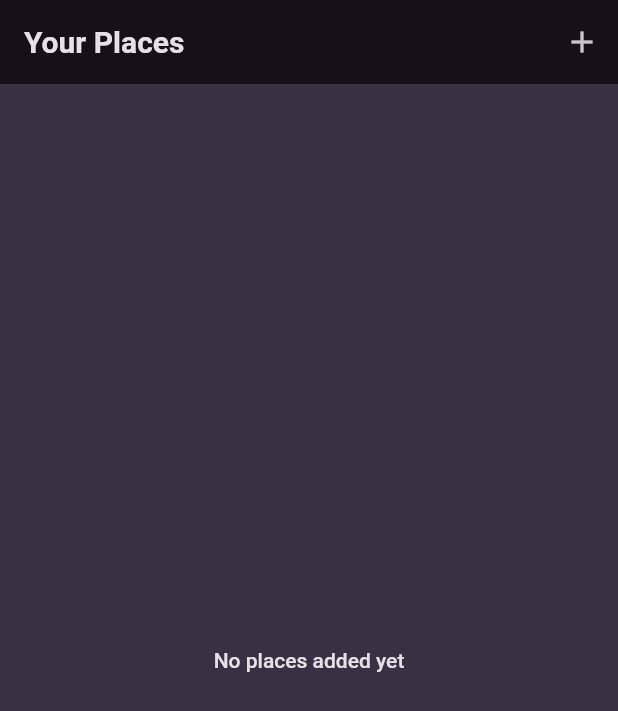
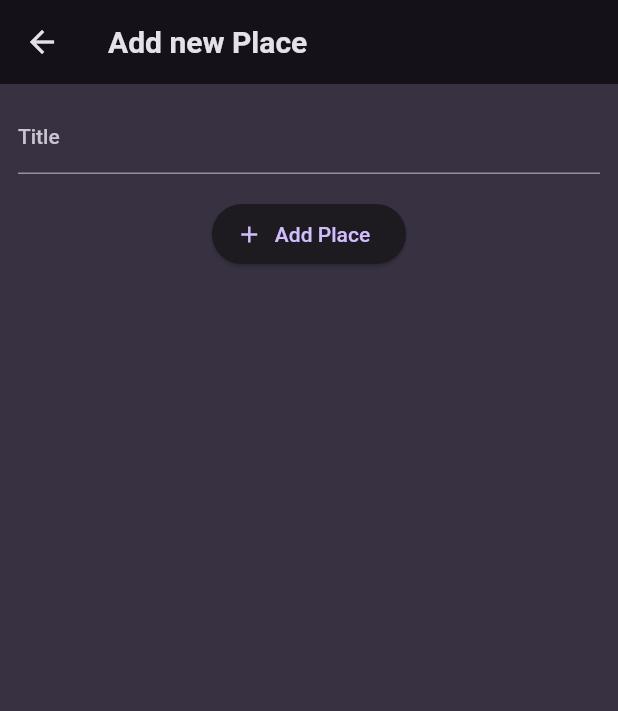
Before and after one commit to Vipul-Thapliyal/Flutter_course_sec_13_favorite_place_app, a Flutter app: the screen it shows after launch, after a tap on the "add" icon, on a phone screen of 412 x 824 dp. Shown: the top 711 px of the screen. Run offline on Flutter 3.47's test engine with Material 2 defaults, Android fonts, the phone set to English and light mode, and no system bars; our stand-ins replace flutter_riverpod, google_fonts.

Commit message:
Start with 238

```diff
--- a/lib/main.dart
+++ b/lib/main.dart
@@ -1,7 +1,8 @@
+import 'package:flutter/material.dart';
+import 'package:flutter_riverpod/flutter_riverpod.dart';
+import 'package:google_fonts/google_fonts.dart';
+
 import 'package:favorite_place_app_section_13/screens/places.dart';
-import 'package:flutter/material.dart';
-
-import 'package:google_fonts/google_fonts.dart';
 
 final colorScheme = ColorScheme.fromSeed(
   brightness: Brightness.dark,
@@ -28,7 +29,9 @@ final theme = ThemeData().copyWith(
 
 void main() {
   runApp(
-    const MyApp(),
+    const ProviderScope(
+      child: MyApp(),
+    )
   );
 }
 
--- /dev/null
+++ b/lib/providers/user_places.dart
@@ -0,0 +1,18 @@
+import 'package:favorite_place_app_section_13/models/place.dart';
+import 'package:flutter_riverpod/flutter_riverpod.dart';
+
+class UserPlacesNotifier extends StateNotifier<List<Place>> {
+  UserPlacesNotifier() : super(const []);
+
+  void addPlace(String title) {
+    final newPlace = Place(
+      title: title
+    );
+
+    state = [newPlace, ...state];
+  }
+}
+
+final userPlacesProvider = StateNotifierProvider<UserPlacesNotifier, List<Place>>(
+  (ref) => UserPlacesNotifier()
+);
--- a/lib/screens/add_place.dart
+++ b/lib/screens/add_place.dart
@@ -0,0 +1,65 @@
+import 'package:favorite_place_app_section_13/providers/user_places.dart';
+import 'package:flutter/material.dart';
+import 'package:flutter_riverpod/flutter_riverpod.dart';
+
+class AddPlaceScreen extends ConsumerStatefulWidget {
+  const AddPlaceScreen({super.key});
+
+  @override
+  ConsumerState<AddPlaceScreen> createState() => _AddPlaceScreenState();
+}
+
+class _AddPlaceScreenState extends ConsumerState<AddPlaceScreen> {
+  final _titleController = TextEditingController();
+
+  void _savePlace() {
+    final enteredTitle = _titleController.text;
+
+    if(enteredTitle.isEmpty) {
+      return;
+    }
+
+    ref.read(userPlacesProvider.notifier).addPlace(enteredTitle);
+    Navigator.of(context).pop();
+  }
+
+  @override
+  void dispose() {
+    // TODO: implement dispose
+    _titleController.dispose();
+    super.dispose();
+  }
+
+  @override
+  Widget build(BuildContext context) {
+    return Scaffold(
+      appBar: AppBar(
+        title: Text("Add new Place"),
+      ),
+      body: SingleChildScrollView(
+        padding: const EdgeInsets.all(12),
+        child: Column(
+          children: [
+            TextField(
+              decoration: const InputDecoration(
+                labelText: "Title",
+              ),
+              controller: _titleController,
+              style: TextStyle(
+                color: Theme.of(context).colorScheme.onBackground,
+              ),
+            ),
+
+            const SizedBox(height: 16,),
+
+            ElevatedButton.icon(
+              onPressed: _savePlace,
+              icon: const Icon(Icons.add),
+              label: const Text("Add Place"),
+            ),
+          ],
+        ),
+      ),
+    );
+  }
+}
--- a/lib/screens/places.dart
+++ b/lib/screens/places.dart
@@ -1,25 +1,33 @@
+import 'package:flutter/material.dart';
+import 'package:flutter_riverpod/flutter_riverpod.dart';
+
+import 'package:favorite_place_app_section_13/screens/add_place.dart';
 import 'package:favorite_place_app_section_13/widgets/places_list.dart';
-import 'package:flutter/material.dart';
+import 'package:favorite_place_app_section_13/providers/user_places.dart';
 
-class PlacesScreen extends StatelessWidget {
+class PlacesScreen extends ConsumerWidget {
   const PlacesScreen({super.key});
 
   @override
-  Widget build(BuildContext context) {
+  Widget build(BuildContext context, WidgetRef ref) {
+    final userPlaces = ref.watch(userPlacesProvider);
+
     return Scaffold(
       appBar: AppBar(
         title: const Text("Your Places"),
         actions: [
           IconButton(
-            onPressed: () {},
+            onPressed: () {
+              Navigator.of(context).push(
+                MaterialPageRoute(builder: (ctx) => const AddPlaceScreen())
+              );
+            },
             icon: const Icon(Icons.add)
           )
         ],
       ),
       body: PlacesList(
-        places: [
-
-        ]
+        places: userPlaces
       ),
     );
   }
--- a/pubspec.yaml
+++ b/pubspec.yaml
@@ -37,6 +37,7 @@ dependencies:
   cupertino_icons: ^1.0.2
   google_fonts: ^4.0.4
   uuid: ^3.0.7
+  flutter_riverpod: ^2.3.6
 
 dev_dependencies:
   flutter_test:
```
Also changed, not shown: pubspec.lock.
